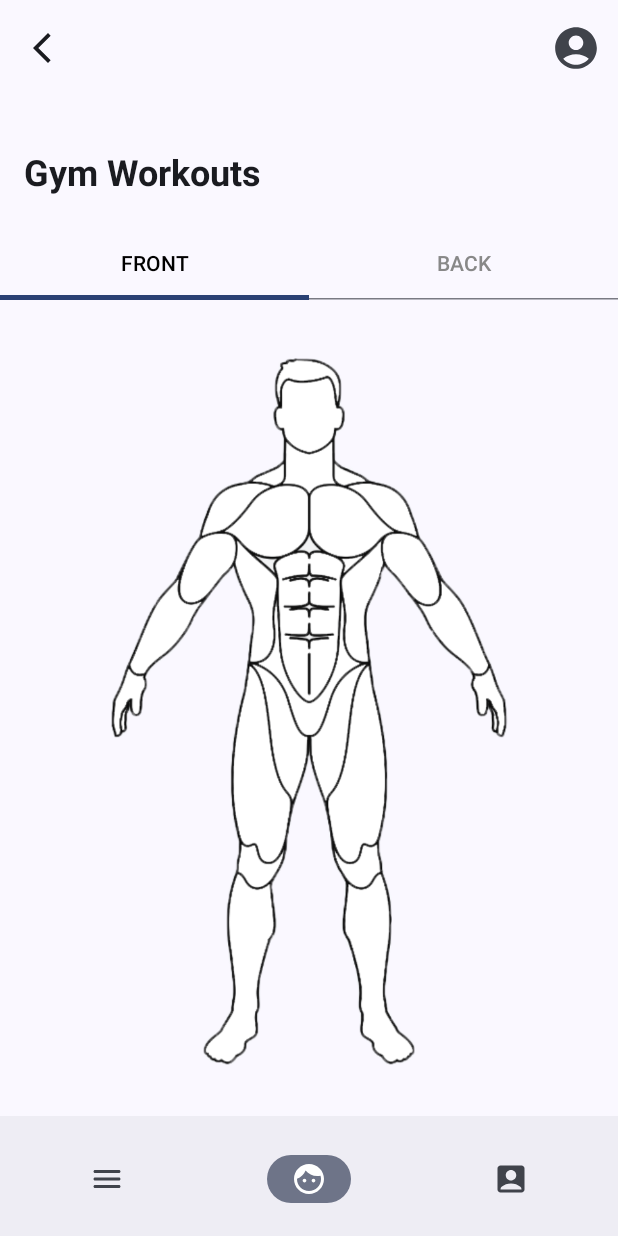
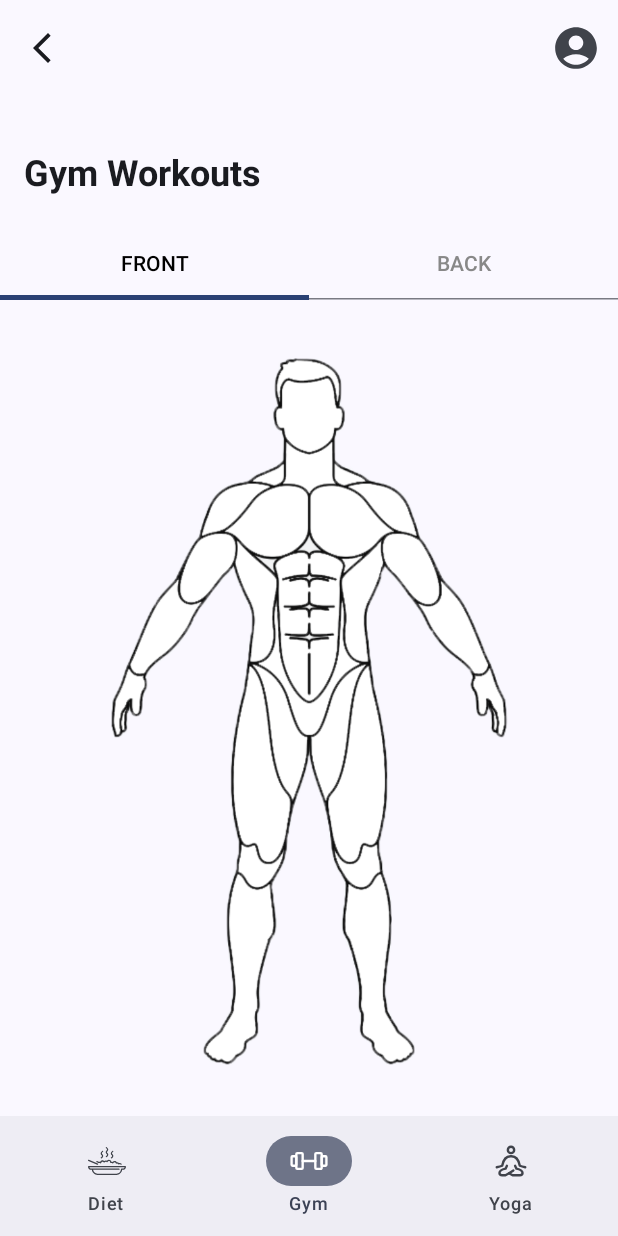
Before and after one commit to manavgambhir/Flexi-Fit, an Android app built with Jetpack Compose: the BottomNav screen opened through its navigation route, item 2 of the bottom bar chosen, on a phone screen of 412 x 824 dp. Run offline under Robolectric (Android 15) with nearby library versions, the phone set to English and light mode, and no system bars; our stand-ins replace Firebase (no records; nobody signed in at launch, a user with empty details on screens opened directly).

Commit message:
some UI changes

```diff
--- a/app/src/main/java/com/example/flexifit/data/models/BottomNavItem.kt
+++ b/app/src/main/java/com/example/flexifit/data/models/BottomNavItem.kt
@@ -1,9 +1,10 @@
 package com.example.flexifit.data.models
 
+import androidx.compose.ui.graphics.painter.Painter
 import androidx.compose.ui.graphics.vector.ImageVector
 
 data class BottomNavItem(
-    val icon: ImageVector,
+    val icon: Int,
     val route: String,
     val title: String
 )
--- a/app/src/main/java/com/example/flexifit/itemView/ExerciseItem.kt
+++ b/app/src/main/java/com/example/flexifit/itemView/ExerciseItem.kt
@@ -4,11 +4,13 @@ import android.content.Context
 import android.content.Intent
 import android.net.Uri
 import android.util.Log
+import androidx.compose.foundation.BorderStroke
 import androidx.compose.foundation.Image
 import androidx.compose.foundation.background
 import androidx.compose.foundation.clickable
 import androidx.compose.foundation.layout.Box
 import androidx.compose.foundation.layout.Column
+import androidx.compose.foundation.layout.Spacer
 import androidx.compose.foundation.layout.fillMaxSize
 import androidx.compose.foundation.layout.fillMaxWidth
 import androidx.compose.foundation.layout.height
@@ -19,7 +21,9 @@ import androidx.compose.material.icons.Icons
 import androidx.compose.material.icons.rounded.PlayArrow
 import androidx.compose.material3.Card
 import androidx.compose.material3.CardDefaults
+import androidx.compose.material3.CircularProgressIndicator
 import androidx.compose.material3.Icon
+import androidx.compose.material3.OutlinedButton
 import androidx.compose.material3.Text
 import androidx.compose.runtime.Composable
 import androidx.compose.ui.Alignment
@@ -38,10 +42,12 @@ import androidx.navigation.NavHostController
 import coil.compose.AsyncImagePainter
 import coil.compose.rememberAsyncImagePainter
 import coil.request.ImageRequest
+import com.example.flexifit.LoginState
 import com.example.flexifit.R
 import com.example.flexifit.data.models.Data
 import com.example.flexifit.data.models.ExerciseData
 import com.example.flexifit.navigation.Routes
+import com.example.flexifit.utils.sharedPref
 import com.google.gson.Gson
 
 @Composable
@@ -61,8 +67,7 @@ fun ExerciseItem(context:Context, navController: NavHostController, exercise:Dat
         elevation = CardDefaults.cardElevation(6.dp)
     ) {
         Column(modifier = Modifier.fillMaxWidth().padding(12.dp)) {
-
-            Box(modifier = Modifier.fillMaxWidth()
+            Box(modifier = Modifier.fillMaxSize()
                 .clip(RoundedCornerShape(6.dp))
                 .height(220.dp)
                 .background(Color.White)
@@ -72,7 +77,6 @@ fun ExerciseItem(context:Context, navController: NavHostController, exercise:Dat
 //                        context.startActivity(intent)
 //                    }
 //                }
-                ,contentAlignment = Alignment.Center
             ){
                 val painter = rememberAsyncImagePainter(
                     model = ImageRequest.Builder(context)
@@ -87,7 +91,7 @@ fun ExerciseItem(context:Context, navController: NavHostController, exercise:Dat
                     painter = painter,
                     contentDescription = "Exercise Image",
                     modifier = Modifier.fillMaxSize(),
-                    contentScale = ContentScale.FillBounds
+                    contentScale = ContentScale.Crop
                 )
 
 //                if(painter.state is AsyncImagePainter.State.Success){
@@ -123,14 +127,17 @@ fun ExerciseItem(context:Context, navController: NavHostController, exercise:Dat
                 overflow = TextOverflow.Clip
             )
 
-//            if(){
-//                Box(modifier = Modifier.fillMaxWidth(), contentAlignment = Alignment.Center) {
-//                    OutlinedButton(modifier = Modifier.padding(top = 10.dp), border = BorderStroke(2.dp,Color.Black),
-//                        onClick = {}){
-//                        Text(text = "Perform It", color = Color.Black, fontSize = 19.sp)
-//                    }
-//                }
-//            }
+            if(exercise.file_name.isNullOrEmpty()){
+                Spacer(modifier = Modifier.size(10.dp))
+
+                Box(modifier = Modifier.fillMaxWidth(), contentAlignment = Alignment.Center){
+                    OutlinedButton(onClick = {
+
+                    }, border = BorderStroke(1.dp,Color.Black)) {
+                        Text(text = "Perform it", color = Color.Black, fontSize = 18.sp, modifier = Modifier.padding(horizontal = 25.dp))
+                    }
+                }
+            }
         }
 
     }
--- a/app/src/main/java/com/example/flexifit/screens/BottomNav.kt
+++ b/app/src/main/java/com/example/flexifit/screens/BottomNav.kt
@@ -51,7 +51,8 @@ fun BottomNav(navController: NavHostController) {
     val scrollBehavior = TopAppBarDefaults.exitUntilCollapsedScrollBehavior(rememberTopAppBarState())
     // Get current route
     val currentRoute = navController1.currentBackStackEntryAsState().value?.destination?.route
-    Scaffold(modifier = Modifier.fillMaxSize()
+    Scaffold(modifier = Modifier
+        .fillMaxSize()
         .nestedScroll(scrollBehavior.nestedScrollConnection),
              topBar = {
                  CustomAppBar(scrollBehavior = scrollBehavior,
@@ -113,7 +114,8 @@ fun CustomAppBar(
         },
         navigationIcon = {
             if (showBackButton) {
-                IconButton(onClick = { navController.popBackStack() }) {
+                IconButton(onClick = { // TODO:Handel back button
+                } ) {
                     Icon(
                         painter = painterResource(id = R.drawable.ic_back),
                         contentDescription = "Back",
@@ -167,17 +169,17 @@ fun MyBottomBar(navController1: NavController){
     val backStackEntry = navController1.currentBackStackEntryAsState()
     val list = listOf(
         BottomNavItem(
-            Icons.Rounded.Menu,
+            R.drawable.diet_ic,
             Routes.Diet.routes,
             "Diet"
         ),
         BottomNavItem(
-            Icons.Rounded.Face,
+            R.drawable.gym_ic,
             Routes.Gym.routes,
             "Gym"
         ),
         BottomNavItem(
-            Icons.Rounded.AccountBox,
+            R.drawable.yoga_ic,
             Routes.Yoga.routes,
             "Yoga"
         )
@@ -203,7 +205,9 @@ fun MyBottomBar(navController1: NavController){
                     }
                     launchSingleTop = true
                 }
-            }, icon = { Icon(imageVector = it.icon, contentDescription = it.title)})
+            }, icon = { Icon(painter = painterResource(it.icon), contentDescription = it.title, modifier = Modifier.size(25.dp))},
+                label = { Text(it.title) }
+            )
         }
     }
 }
--- a/app/src/main/java/com/example/flexifit/screens/ExerciseDetailScreen.kt
+++ b/app/src/main/java/com/example/flexifit/screens/ExerciseDetailScreen.kt
@@ -3,6 +3,7 @@ package com.example.flexifit.screens
 import android.content.Intent
 import android.net.Uri
 import android.util.Log
+import androidx.compose.foundation.BorderStroke
 import androidx.compose.foundation.background
 import androidx.compose.foundation.border
 import androidx.compose.foundation.clickable
@@ -25,8 +26,12 @@ import androidx.compose.foundation.verticalScroll
 import androidx.compose.material.icons.Icons
 import androidx.compose.material.icons.filled.Close
 import androidx.compose.material.icons.rounded.PlayArrow
+import androidx.compose.material3.Button
+import androidx.compose.material3.ButtonColors
+import androidx.compose.material3.ButtonDefaults
 import androidx.compose.material3.Icon
 import androidx.compose.material3.IconButton
+import androidx.compose.material3.OutlinedButton
 import androidx.compose.material3.Text
 import androidx.compose.runtime.Composable
 import androidx.compose.ui.Alignment
@@ -61,6 +66,7 @@ fun ExerciseDetailScreen(navController: NavHostController, yoga: Pose){
         imageUrl = yoga.image_url,
         description = yoga.yoga_description,
         steps = yoga.yoga_instruction,
+        tfFile = if(yoga.file_name.isNotEmpty()) yoga.file_name else null,
         isYoga = true
     )
 }
@@ -78,6 +84,7 @@ fun ExerciseDetailScreen(navController: NavHostController, exerciseData: Exercis
         imageUrl = exUrl,
         videoUrl = data.video_tutorials[0],
         steps = exerciseSteps,
+        tfFile = if(!data.file_name.isNullOrEmpty()) data.file_name else null,
         isYoga = false
     )
 }
@@ -91,6 +98,7 @@ fun CommonExerciseScreen(
     videoUrl: String? = null,
     description: String? = null,
     steps: List<String>,
+    tfFile: String? = null,
     isYoga: Boolean
 ) {
     val pagerState = rememberPagerState(pageCount = { steps.size })
@@ -219,6 +227,23 @@ fun CommonExerciseScreen(
                 }
             }
 
+            if(tfFile!=null){
+                Spacer(modifier = Modifier.size(25.dp))
+
+                Box(modifier = Modifier.fillMaxWidth(), contentAlignment = Alignment.Center){
+                    Button(onClick = {
+
+                    }, colors = ButtonDefaults.buttonColors(containerColor = Color.Black)
+                    ){
+                        Text(text = "Perform " + if(isYoga) "Asana" else "Exercise",
+                            color = Color.White,
+                            fontSize = 16.sp,
+                            modifier = Modifier.padding(horizontal = 25.dp, vertical = 5.dp)
+                        )
+                    }
+                }
+            }
+
         }
     }
 }
--- a/app/src/main/java/com/example/flexifit/screens/UserAccountScreen.kt
+++ b/app/src/main/java/com/example/flexifit/screens/UserAccountScreen.kt
@@ -99,7 +99,6 @@ fun UserAccountScreen(navController: NavHostController, userDetails: UserProfile
     val height = userDetails.height
     bmi = weight / ((height / 100).pow(2))
 
-
     LaunchedEffect(loginState) {
         if (loginState is LoginState.Idle && FirebaseAuth.getInstance().currentUser == null) {
             navController.navigate(Routes.SignIn.routes) {
@@ -136,7 +135,7 @@ fun UserAccountScreen(navController: NavHostController, userDetails: UserProfile
                 .padding(horizontal = 10.dp), contentAlignment = Alignment.CenterEnd){
                 Box(modifier = Modifier
                     .clip(RoundedCornerShape(10.dp))
-                    .border(BorderStroke(1.dp, Color.Black), RoundedCornerShape(10.dp))
+                    .border(BorderStroke(1.dp, Color.Black), RoundedCornerShape(10.dp)).background(Color.White)
                 ){
                     Text(text = "1🔥",
                         fontSize = 20.sp,
@@ -145,7 +144,6 @@ fun UserAccountScreen(navController: NavHostController, userDetails: UserProfile
                     )
                 }
             }
-
         }
 
         val user = FirebaseAuth.getInstance().currentUser
@@ -156,10 +154,8 @@ fun UserAccountScreen(navController: NavHostController, userDetails: UserProfile
             calendar.get(Calendar.YEAR)
         }
 
-
         Column(modifier = Modifier
             .fillMaxWidth()
-            .background(Color.White)
             .verticalScroll(scrollState), horizontalAlignment = Alignment.CenterHorizontally) {
             Spacer(modifier = Modifier.size(20.dp))
 
@@ -186,11 +182,12 @@ fun UserAccountScreen(navController: NavHostController, userDetails: UserProfile
                 .fillMaxWidth()
                 .padding(15.dp))
             {
+                // Box 1 - Age Wt Ht
                 Box(modifier = Modifier
                     .fillMaxWidth()
                     .height(120.dp)
                     .clip(RoundedCornerShape(16.dp))
-                    .background(Color.White)
+                    .background(Color(0xFF99ddff))
                     .border(
                         BorderStroke(1.dp, Color.Black), RoundedCornerShape(16.dp)
                     )
@@ -238,12 +235,14 @@ fun UserAccountScreen(navController: NavHostController, userDetails: UserProfile
 
                 Row(modifier = Modifier
                     .fillMaxWidth()
-                    .padding(vertical = 10.dp), horizontalArrangement = Arrangement.spacedBy(10.dp)) {
+                    .padding(vertical = 10.dp), horizontalArrangement = Arrangement.spacedBy(10.dp))
+                {
+                    // BMI Box
                     Box(modifier = Modifier
                         .size(120.dp)
                         .weight(1f)
                         .clip(RoundedCornerShape(16.dp))
-                        .background(Color.White)
+                        .background(Color(0xFFfef9e7))
                         .border(
                             BorderStroke(1.dp, Color.Black), RoundedCornerShape(16.dp)
                         )
@@ -291,11 +290,12 @@ fun UserAccountScreen(navController: NavHostController, userDetails: UserProfile
                         }
                     }
 
+                    // Daily Calory box
                     Box(modifier = Modifier
                         .size(120.dp)
                         .weight(1f)
                         .clip(RoundedCornerShape(16.dp))
-                        .background(Color.White)
+                        .background(Color(0xFFfdedec))
                         .border(
                             BorderStroke(1.dp, Color.Black), RoundedCornerShape(16.dp)
                         )
@@ -335,11 +335,11 @@ fun UserAccountScreen(navController: NavHostController, userDetails: UserProfile
                     }
                 }
 
-                Spacer(modifier = Modifier.size(10.dp))
+            }
 
+            // History Btn
             Row(modifier = Modifier
                 .fillMaxWidth()
-                    .padding(vertical = 10.dp)
                 .clickable {
                     Toast
                         .makeText(
@@ -349,6 +349,8 @@ fun UserAccountScreen(navController: NavHostController, userDetails: UserProfile
                         )
                         .show()
                 }
+                .padding(horizontal = 15.dp, vertical = 10.dp)
+
             ){
                 Text(text = "History", fontSize = 21.sp, modifier = Modifier.weight(1f))
 
@@ -359,11 +361,9 @@ fun UserAccountScreen(navController: NavHostController, userDetails: UserProfile
                 )
             }
 
-
-
+            // Calculate Btn
             Row(modifier = Modifier
                 .fillMaxWidth()
-                    .padding(vertical = 10.dp)
                 .clickable {
                     Toast
                         .makeText(
@@ -373,6 +373,7 @@ fun UserAccountScreen(navController: NavHostController, userDetails: UserProfile
                         )
                         .show()
                 }
+                .padding(horizontal = 15.dp, vertical = 10.dp)
             ){
                 Text(text = "Calculate", fontSize = 21.sp, modifier = Modifier.weight(1f))
 
@@ -407,10 +408,6 @@ fun UserAccountScreen(navController: NavHostController, userDetails: UserProfile
     }
 }
 
-
-
-}
-
 @RequiresApi(Build.VERSION_CODES.O)
 @Preview(showBackground = true, showSystemUi = true)
 @Composable
--- /dev/null
+++ b/app/src/main/res/drawable/diet_ic.xml
@@ -0,0 +1,24 @@
+<vector xmlns:android="http://schemas.android.com/apk/res/android"
+    android:width="200dp"
+    android:height="200dp"
+    android:viewportWidth="512"
+    android:viewportHeight="512">
+  <path
+      android:pathData="M243.65,188.63c-4.22,2.11 -5.93,7.23 -3.82,11.44c1.5,2.99 4.51,4.72 7.65,4.72c1.28,0 2.59,-0.29 3.81,-0.9c0.89,-0.45 21.79,-11.15 21.79,-33.24c0,-12.07 -6.37,-18.45 -11.03,-23.1c-4.18,-4.18 -6.03,-6.24 -6.03,-11.03s1.85,-6.85 6.03,-11.03c4.66,-4.65 11.03,-11.03 11.03,-23.1c0,-22.08 -20.9,-32.78 -21.79,-33.23c-4.17,-2.08 -9.27,-0.4 -11.39,3.77c-2.13,4.19 -0.45,9.31 3.71,11.47c0.12,0.06 12.4,6.54 12.4,17.99c0,4.8 -1.85,6.85 -6.03,11.03c-4.66,4.65 -11.03,11.03 -11.03,23.1c0,12.07 6.37,18.45 11.03,23.1c4.18,4.18 6.03,6.24 6.03,11.03C256,182.11 243.72,188.59 243.65,188.63z"
+      android:fillColor="#000000"/>
+  <path
+      android:pathData="M187.74,187.73c0,11.38 -12.11,17.83 -12.4,17.99c-4.17,2.13 -5.87,7.23 -3.77,11.43c1.5,2.99 4.51,4.72 7.65,4.72c1.28,0 2.59,-0.29 3.81,-0.9c0.89,-0.45 21.79,-11.15 21.79,-33.24c0,-12.07 -6.37,-18.45 -11.03,-23.1c-4.18,-4.18 -6.03,-6.24 -6.03,-11.03c0,-11.45 12.27,-17.93 12.35,-17.96c4.22,-2.11 5.93,-7.24 3.81,-11.45c-2.1,-4.22 -7.22,-5.94 -11.44,-3.81c-0.89,0.44 -21.79,11.15 -21.79,33.23c0,12.07 6.37,18.45 11.03,23.1C185.88,180.88 187.74,182.93 187.74,187.73z"
+      android:fillColor="#000000"/>
+  <path
+      android:pathData="M324.27,187.73c0,11.38 -12.1,17.83 -12.39,17.99c-4.18,2.13 -5.88,7.23 -3.78,11.43c1.5,2.99 4.51,4.72 7.65,4.72c1.28,0 2.59,-0.29 3.81,-0.9c0.9,-0.45 21.79,-11.15 21.79,-33.24c0,-12.07 -6.37,-18.45 -11.03,-23.1c-4.18,-4.18 -6.03,-6.24 -6.03,-11.03c0,-11.45 12.27,-17.93 12.35,-17.96c4.22,-2.11 5.93,-7.24 3.81,-11.45c-2.12,-4.22 -7.24,-5.92 -11.44,-3.81c-0.9,0.44 -21.79,11.15 -21.79,33.23c0,12.07 6.37,18.45 11.03,23.1C322.42,180.88 324.27,182.93 324.27,187.73z"
+      android:fillColor="#000000"/>
+  <path
+      android:pathData="M119.47,273.06c5.84,0 11.2,2.99 14.38,7.99c2.43,3.83 7.44,5.09 11.42,2.85c6.69,-3.79 14.46,-2.67 19.81,2.24c2.42,2.22 5.9,2.84 8.94,1.64c3.04,-1.22 5.12,-4.07 5.34,-7.35c0.61,-8.92 8.04,-15.91 16.91,-15.91c5.73,0 11.04,2.87 14.22,7.66c3.17,4.78 11.07,4.78 14.23,0c5.82,-8.76 19.4,-9.99 26.69,-2.14c2.02,2.18 5.02,3.16 7.94,2.56c2.9,-0.58 5.31,-2.63 6.33,-5.41c2.47,-6.71 8.87,-11.2 15.93,-11.2c9.4,0 17.07,7.65 17.06,16.85c-0.03,0.18 -0.12,1 -0.14,1.18c-0.22,2.88 1.03,5.69 3.35,7.44c2.3,1.76 5.35,2.23 8.06,1.24c7.38,-2.66 13.69,-0.54 18.27,4.41c2.02,2.18 5.03,3.15 7.94,2.56c2.9,-0.58 5.31,-2.63 6.33,-5.41c2.47,-6.71 8.87,-11.2 15.93,-11.2c7.63,0 14.37,5.2 16.38,12.64c0.63,2.36 2.25,4.33 4.43,5.41c2.18,1.09 4.72,1.19 6.99,0.28c7.76,-3.13 16.39,-0.1 20.71,6.72c2.42,3.84 7.44,5.11 11.41,2.86c7.33,-4.13 15.92,-2.34 21.04,3.36c1.68,1.88 4.02,2.83 6.35,2.83c2.04,0 4.08,-0.72 5.7,-2.18c3.51,-3.15 3.81,-8.54 0.66,-12.05c-8.75,-9.74 -22.91,-13.74 -35.38,-9.78c-7.37,-7.47 -18.1,-11.25 -28.66,-9.78c-5.95,-10.53 -17.19,-17.37 -29.63,-17.37c-10.4,0 -20.09,4.84 -26.45,12.7c-5.26,-2.88 -11.25,-4.36 -17.29,-4.15c-3.79,-14.71 -17.18,-25.62 -33.06,-25.62c-10.39,0 -20.06,4.82 -26.43,12.66c-11.63,-6.37 -27.22,-4.95 -37.57,3.37c-5.97,-4.8 -13.46,-7.5 -21.33,-7.5c-13.35,0 -25.07,7.85 -30.62,19.3c-6.95,-2.67 -14.82,-2.97 -22.02,-0.69c-6.34,-6.4 -14.95,-10.08 -24.16,-10.08c-4.71,0 -8.53,3.82 -8.53,8.53S114.76,273.06 119.47,273.06z"
+      android:fillColor="#000000"/>
+  <path
+      android:pathData="M503.47,324.26H8.53c-4.71,0 -8.53,3.82 -8.53,8.53c0,23.53 19.14,42.67 42.67,42.67h9c4.26,38.35 36.86,68.27 76.33,68.27h256c39.47,0 72.06,-29.92 76.32,-68.27h9.01c23.53,0 42.67,-19.14 42.67,-42.67C512,328.08 508.19,324.26 503.47,324.26zM469.33,358.39h-17.07c-4.72,0 -8.53,3.82 -8.53,8.53c0,32.94 -26.8,59.73 -59.73,59.73h-256c-30.05,0 -54.97,-22.29 -59.13,-51.2h349.26c4.72,0 8.53,-3.82 8.53,-8.53s-3.81,-8.53 -8.53,-8.53H42.67c-11.13,0 -20.62,-7.13 -24.14,-17.07h474.95C489.95,351.26 480.46,358.39 469.33,358.39z"
+      android:fillColor="#000000"/>
+  <path
+      android:pathData="M5.17,255.3l119.47,51.2c1.09,0.47 2.24,0.7 3.35,0.7c3.32,0 6.47,-1.95 7.85,-5.18c1.86,-4.34 -0.15,-9.35 -4.48,-11.2l-119.47,-51.2c-4.34,-1.86 -9.36,0.15 -11.2,4.48C-1.17,248.43 0.85,253.45 5.17,255.3z"
+      android:fillColor="#000000"/>
+</vector>
--- /dev/null
+++ b/app/src/main/res/drawable/gym_ic.xml
@@ -0,0 +1,41 @@
+<vector xmlns:android="http://schemas.android.com/apk/res/android"
+    android:width="800dp"
+    android:height="800dp"
+    android:viewportWidth="24"
+    android:viewportHeight="24">
+  <path
+      android:pathData="M7.4,7H4.6C4.269,7 4,7.269 4,7.6V16.4C4,16.731 4.269,17 4.6,17H7.4C7.731,17 8,16.731 8,16.4V7.6C8,7.269 7.731,7 7.4,7Z"
+      android:strokeLineJoin="round"
+      android:strokeWidth="1.5"
+      android:fillColor="#00000000"
+      android:strokeColor="#000000"
+      android:strokeLineCap="round"/>
+  <path
+      android:pathData="M19.4,7H16.6C16.269,7 16,7.269 16,7.6V16.4C16,16.731 16.269,17 16.6,17H19.4C19.731,17 20,16.731 20,16.4V7.6C20,7.269 19.731,7 19.4,7Z"
+      android:strokeLineJoin="round"
+      android:strokeWidth="1.5"
+      android:fillColor="#00000000"
+      android:strokeColor="#000000"
+      android:strokeLineCap="round"/>
+  <path
+      android:pathData="M1,14.4V9.6C1,9.269 1.269,9 1.6,9H3.4C3.731,9 4,9.269 4,9.6V14.4C4,14.731 3.731,15 3.4,15H1.6C1.269,15 1,14.731 1,14.4Z"
+      android:strokeLineJoin="round"
+      android:strokeWidth="1.5"
+      android:fillColor="#00000000"
+      android:strokeColor="#000000"
+      android:strokeLineCap="round"/>
+  <path
+      android:pathData="M23,14.4V9.6C23,9.269 22.731,9 22.4,9H20.6C20.269,9 20,9.269 20,9.6V14.4C20,14.731 20.269,15 20.6,15H22.4C22.731,15 23,14.731 23,14.4Z"
+      android:strokeLineJoin="round"
+      android:strokeWidth="1.5"
+      android:fillColor="#00000000"
+      android:strokeColor="#000000"
+      android:strokeLineCap="round"/>
+  <path
+      android:pathData="M8,12H16"
+      android:strokeLineJoin="round"
+      android:strokeWidth="1.5"
+      android:fillColor="#00000000"
+      android:strokeColor="#000000"
+      android:strokeLineCap="round"/>
+</vector>
--- /dev/null
+++ b/app/src/main/res/drawable/yoga_ic.xml
@@ -0,0 +1,34 @@
+<vector xmlns:android="http://schemas.android.com/apk/res/android"
+    android:width="800dp"
+    android:height="800dp"
+    android:viewportWidth="24"
+    android:viewportHeight="24">
+  <path
+      android:pathData="M14.571,15.004L15.429,16.849C15.429,16.849 19.286,17.668 19.286,19.616C19.286,21 17.571,21 17.571,21H13L10.75,19.75"
+      android:strokeLineJoin="round"
+      android:strokeWidth="1.5"
+      android:fillColor="#00000000"
+      android:strokeColor="#000000"
+      android:strokeLineCap="round"/>
+  <path
+      android:pathData="M9.429,15.004L8.571,16.849C8.571,16.849 4.714,17.668 4.714,19.616C4.714,21 6.429,21 6.429,21H8.5L10.75,19.75L13.5,18"
+      android:strokeLineJoin="round"
+      android:strokeWidth="1.5"
+      android:fillColor="#00000000"
+      android:strokeColor="#000000"
+      android:strokeLineCap="round"/>
+  <path
+      android:pathData="M3,15.926C3,15.926 5.143,15.465 6.429,15.004C7.714,8.546 11.571,9.007 12,9.007C12.429,9.007 16.286,8.546 17.571,15.004C18.857,15.465 21,15.926 21,15.926"
+      android:strokeLineJoin="round"
+      android:strokeWidth="1.5"
+      android:fillColor="#00000000"
+      android:strokeColor="#000000"
+      android:strokeLineCap="round"/>
+  <path
+      android:pathData="M12,7C13.105,7 14,6.105 14,5C14,3.895 13.105,3 12,3C10.895,3 10,3.895 10,5C10,6.105 10.895,7 12,7Z"
+      android:strokeLineJoin="round"
+      android:strokeWidth="1.5"
+      android:fillColor="#00000000"
+      android:strokeColor="#000000"
+      android:strokeLineCap="round"/>
+</vector>
```
Also changed, not shown: 1 other file. Lines whose indentation alone changed are shown as unchanged.
